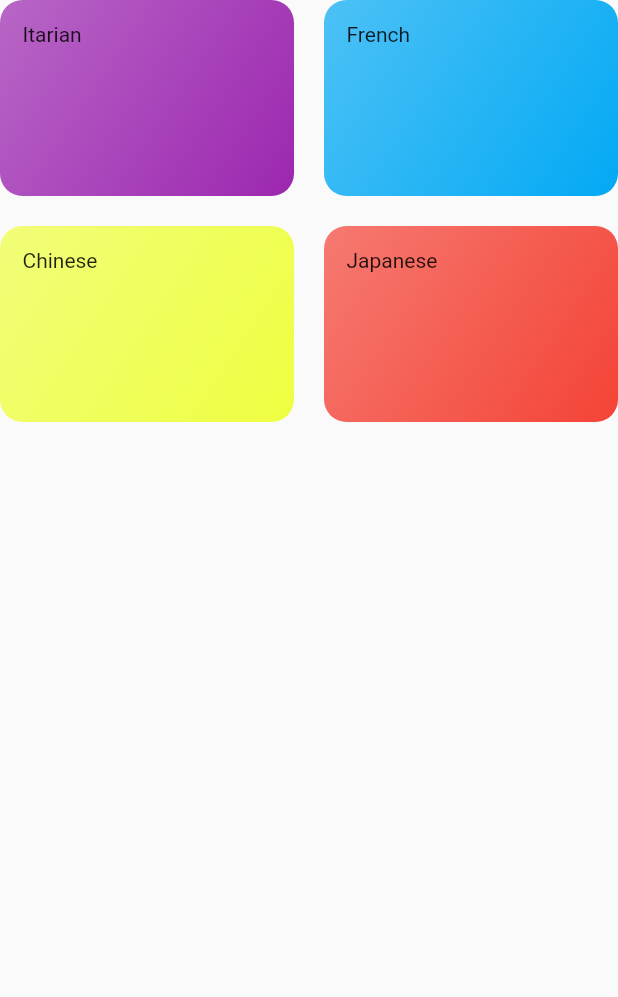
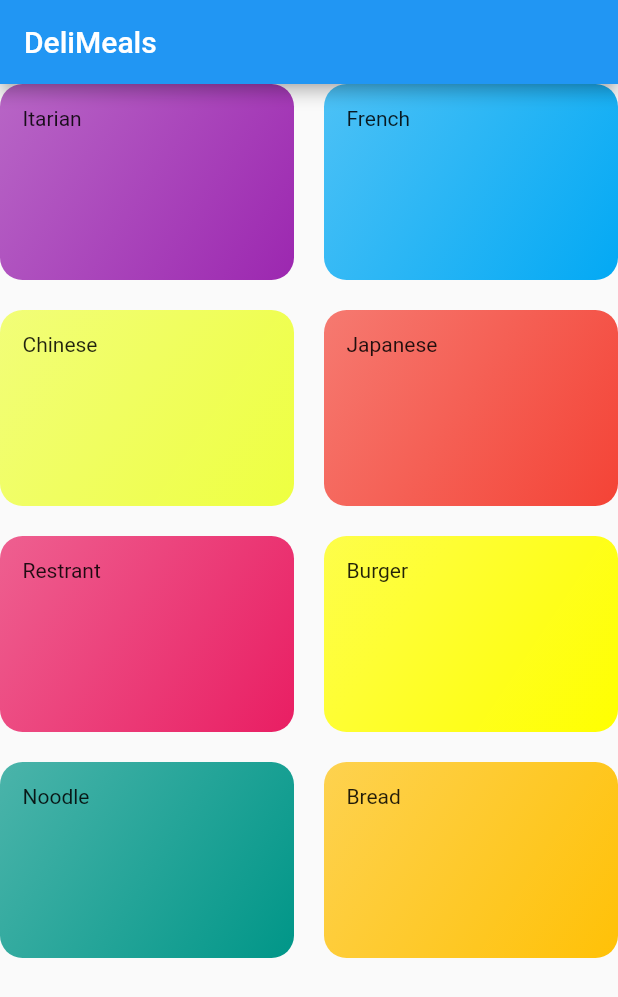
Before and after one commit to sinjikoro/meals_app, a Flutter app: the CategoriesScreen screen opened directly, on a phone screen of 412 x 824 dp. Shown: the top 997 px of the screen. Run offline on Flutter 3.47's test engine with Material 2 defaults, Android fonts, the phone set to English and light mode, and no system bars.

Commit message:
161. Registering a Screen as the Main Screen

```diff
--- a/lib/categories_screen.dart
+++ b/lib/categories_screen.dart
@@ -7,7 +7,11 @@ class CategoriesScreen extends StatelessWidget {
 
   @override
   Widget build(BuildContext context) {
-    return GridView(
+    return Scaffold(
+      appBar: AppBar(
+        title: const Text('DeliMeals'),
+      ),
+      body: GridView(
         gridDelegate: const SliverGridDelegateWithMaxCrossAxisExtent(
           maxCrossAxisExtent: 200,
           childAspectRatio: 3 / 2,
@@ -18,6 +22,7 @@ class CategoriesScreen extends StatelessWidget {
             .map((catData) =>
                 CategoryItem(title: catData.title, color: catData.color))
             .toList(),
+      ),
     );
   }
 }
--- a/lib/dammy_data.dart
+++ b/lib/dammy_data.dart
@@ -7,4 +7,8 @@ const DAMMY_CATRGORIES = [
   Category(id: 'c2', title: 'French', color: Colors.lightBlue),
   Category(id: 'c3', title: 'Chinese', color: Colors.limeAccent),
   Category(id: 'c4', title: 'Japanese', color: Colors.red),
+  Category(id: 'c5', title: 'Restrant', color: Colors.pink),
+  Category(id: 'c6', title: 'Burger', color: Colors.yellowAccent),
+  Category(id: 'c7', title: 'Noodle', color: Colors.teal),
+  Category(id: 'c8', title: 'Bread', color: Colors.amber),
 ];
```
Also changed, not shown: lib/main.dart (+2 -22 lines). Lines whose indentation alone changed are shown as unchanged.
